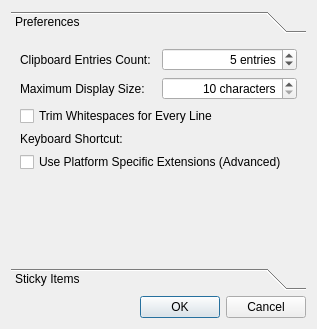
Before: the Qt Designer form src/qlipperpreferencesdialog.ui in pvanek/qlipper, drawn with Qt 5.
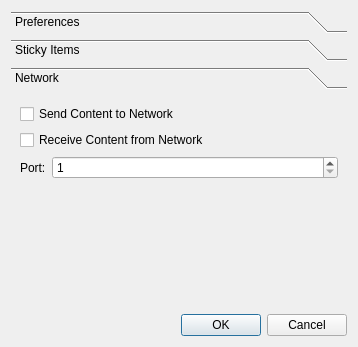
After: the same form once the commit is applied. The open tabs and pages were chosen to show the change. Custom widgets are drawn as their Qt base class.

Commit message: optional network broadcast implemented

The edit to the form file:
```diff
--- a/src/qlipperpreferencesdialog.ui
+++ b/src/qlipperpreferencesdialog.ui
@@ -6,8 +6,8 @@
    <rect>
     <x>0</x>
     <y>0</y>
-    <width>317</width>
-    <height>329</height>
+    <width>358</width>
+    <height>347</height>
    </rect>
   </property>
   <property name="windowTitle">
@@ -34,8 +34,8 @@
        <rect>
         <x>0</x>
         <y>0</y>
-        <width>299</width>
-        <height>218</height>
+        <width>334</width>
+        <height>181</height>
        </rect>
       </property>
       <attribute name="label">
@@ -241,6 +241,63 @@
        </item>
       </layout>
      </widget>
+     <widget class="QWidget" name="page_3">
+      <attribute name="label">
+       <string>Network</string>
+      </attribute>
+      <layout class="QGridLayout" name="gridLayout_4">
+       <item row="0" column="0" colspan="2">
+        <widget class="QCheckBox" name="networkSendCheckBox">
+         <property name="text">
+          <string>Send Content to Network</string>
+         </property>
+        </widget>
+       </item>
+       <item row="1" column="0" colspan="2">
+        <widget class="QCheckBox" name="networkReceiveCheckBox">
+         <property name="text">
+          <string>Receive Content from Network</string>
+         </property>
+        </widget>
+       </item>
+       <item row="2" column="0">
+        <widget class="QLabel" name="label_3">
+         <property name="text">
+          <string>Port:</string>
+         </property>
+        </widget>
+       </item>
+       <item row="2" column="1">
+        <widget class="QSpinBox" name="portSpinBox">
+         <property name="sizePolicy">
+          <sizepolicy hsizetype="MinimumExpanding" vsizetype="Fixed">
+           <horstretch>0</horstretch>
+           <verstretch>0</verstretch>
+          </sizepolicy>
+         </property>
+         <property name="minimum">
+          <number>1</number>
+         </property>
+         <property name="maximum">
+          <number>9999</number>
+         </property>
+        </widget>
+       </item>
+       <item row="3" column="1">
+        <spacer name="verticalSpacer_4">
+         <property name="orientation">
+          <enum>Qt::Vertical</enum>
+         </property>
+         <property name="sizeHint" stdset="0">
+          <size>
+           <width>20</width>
+           <height>68</height>
+          </size>
+         </property>
+        </spacer>
+       </item>
+      </layout>
+     </widget>
     </widget>
    </item>
   </layout>
```
Left out of the diff: 4 changed lines with no effect on the pictures. The commit also changes 8 other files.
